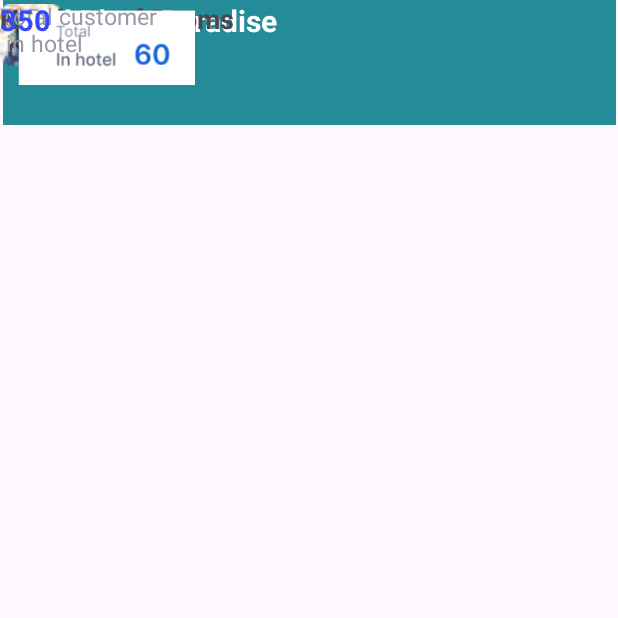
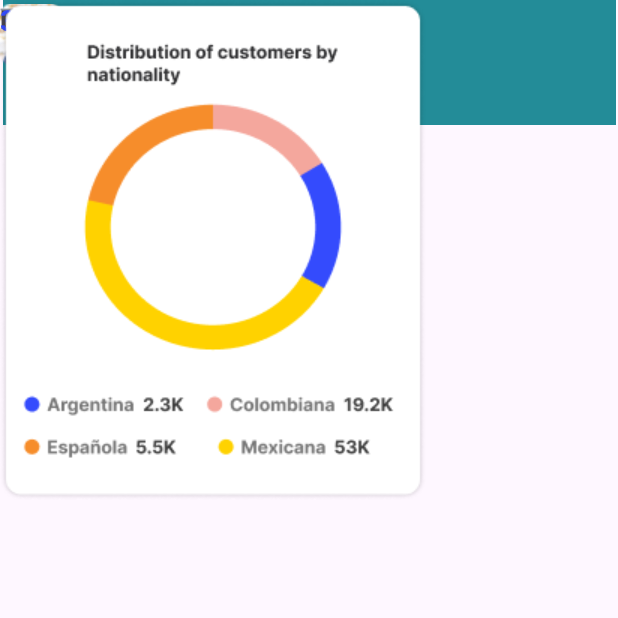
Before and after one commit to damsito007/HotelPlayaParadise_AppMovil, an Android app: the Dashboard_Genarl screen opened directly, with no data from a screen before it, on a phone screen of 412 x 824 dp, the top half of it. Run offline under Robolectric (Android 15) with nearby library versions, the phone set to English and light mode, and no system bars.

Commit message:
add the first graph_customer

```diff
--- a/app/src/main/res/layout/activity_dashboard_genarl.xml
+++ b/app/src/main/res/layout/activity_dashboard_genarl.xml
@@ -85,4 +85,12 @@
         tools:layout_editor_absoluteX="299dp"
         tools:layout_editor_absoluteY="218dp" />
 
+    <ImageView
+        android:id="@+id/imageView6"
+        android:layout_width="wrap_content"
+        android:layout_height="wrap_content"
+        app:srcCompat="@drawable/graph_customer"
+        tools:layout_editor_absoluteX="63dp"
+        tools:layout_editor_absoluteY="283dp" />
+
 </androidx.constraintlayout.widget.ConstraintLayout>
```
Also changed, not shown: app/src/main/res/drawable/graph_customer.png (added).
